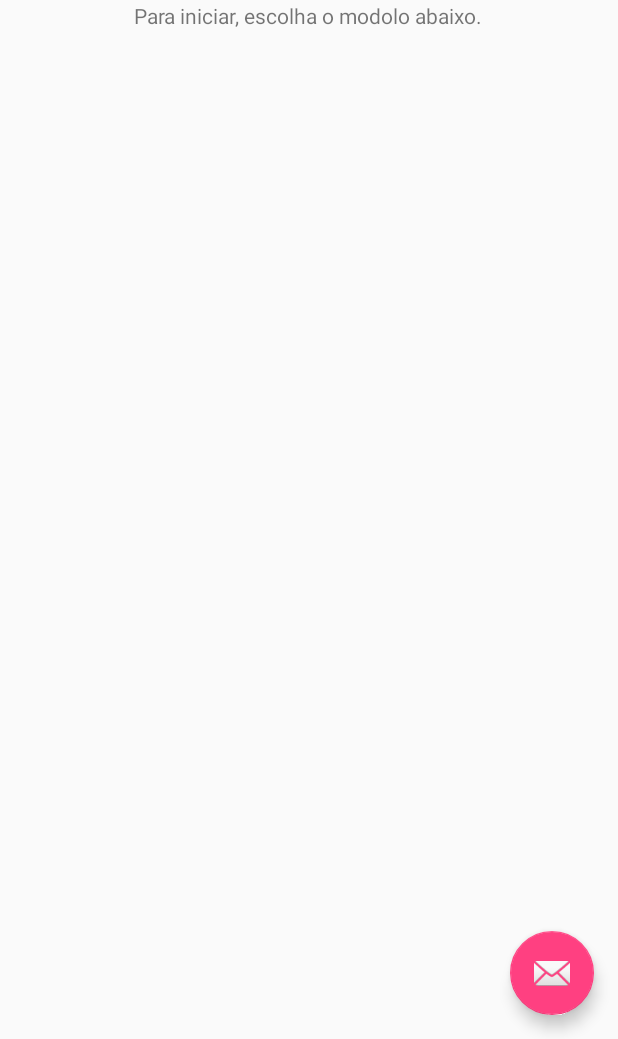
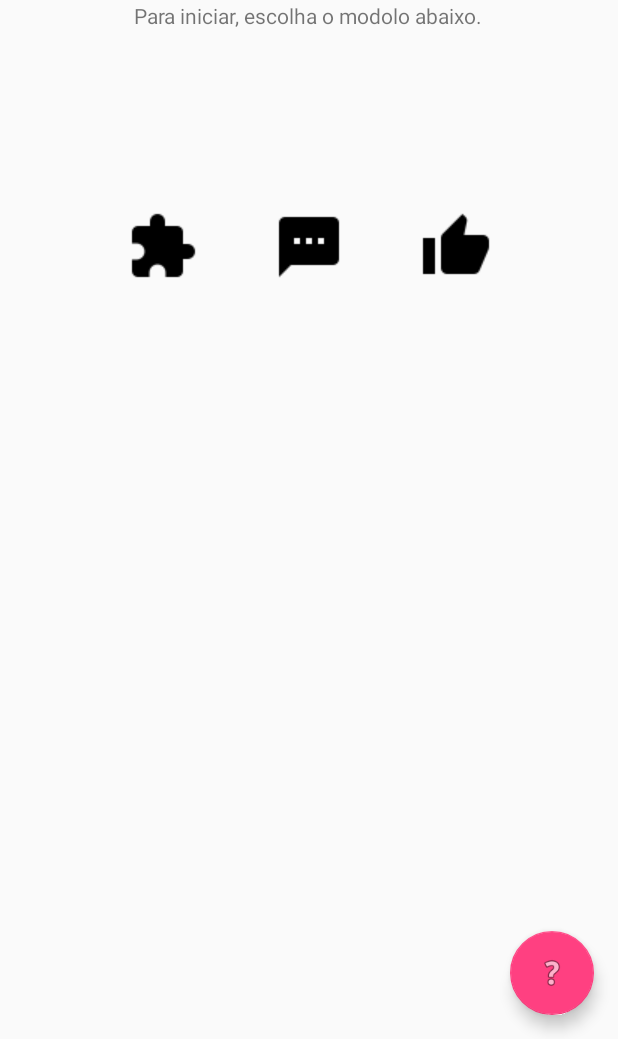
Before and after one commit to BrunoLeonVieira/C-Talk, an Android app: the screen it shows after launch (MainActivity), on a phone screen of 412 x 824 dp, the part 197-1236 px from its top. Run offline under Robolectric (Android 15) with nearby library versions, the phone set to English and light mode, and no system bars.

Commit message:
Commit - V1.2.0 Tela ac_home(activity_main).

```diff
--- a/app/src/main/res/layout/activity_main.xml
+++ b/app/src/main/res/layout/activity_main.xml
@@ -30,6 +30,6 @@
         android:layout_height="wrap_content"
         android:layout_gravity="bottom|end"
         android:layout_margin="@dimen/fab_margin"
-        android:src="@android:drawable/ic_dialog_email" />
+        android:src="@android:drawable/ic_menu_help" />
 
 </android.support.design.widget.CoordinatorLayout>
--- a/app/src/main/res/layout/content_main.xml
+++ b/app/src/main/res/layout/content_main.xml
@@ -26,12 +26,39 @@
         android:layout_width="wrap_content"
         android:layout_height="wrap_content"
         android:layout_centerHorizontal="true"
-        android:layout_marginTop="60dp">
+        android:layout_marginTop="60dp"
+    android:id="@+id/linearLayout">
     <TextView
         android:text="Para iniciar, escolha o modolo abaixo."
         android:layout_width="wrap_content"
         android:layout_height="wrap_content"/>
 </LinearLayout>
 
+    <LinearLayout
+        android:orientation="horizontal"
+        android:layout_width="wrap_content"
+        android:layout_height="wrap_content"
+        android:layout_centerHorizontal="true"
+        android:layout_marginTop="200dp">
+
+        <ImageView
+            android:layout_width="wrap_content"
+            android:layout_height="wrap_content"
+            android:src="@drawable/puzzle"/>
+
+        <ImageView
+            android:layout_width="wrap_content"
+            android:layout_height="wrap_content"
+            android:layout_marginLeft="50dp"
+            android:src="@drawable/messageprocessing"/>
+
+        <ImageView
+            android:layout_width="wrap_content"
+            android:layout_height="wrap_content"
+            android:layout_marginLeft="50dp"
+            android:src="@drawable/thumbup"/>
+    </LinearLayout>
+
+
 
 </RelativeLayout>
```
Also changed, not shown: app/src/main/res/drawable/messagealert.png (added), app/src/main/res/drawable/messageprocessing.png (added), app/src/main/res/drawable/puzzle.png (added), app/src/main/res/drawable/thumbup.png (added).
